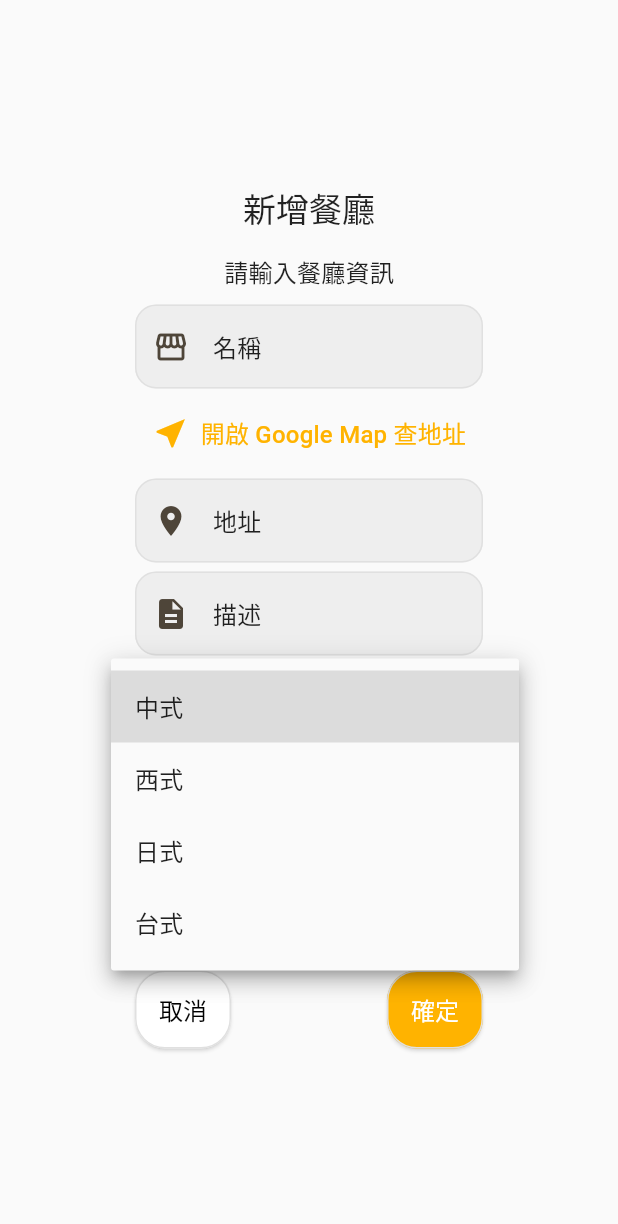
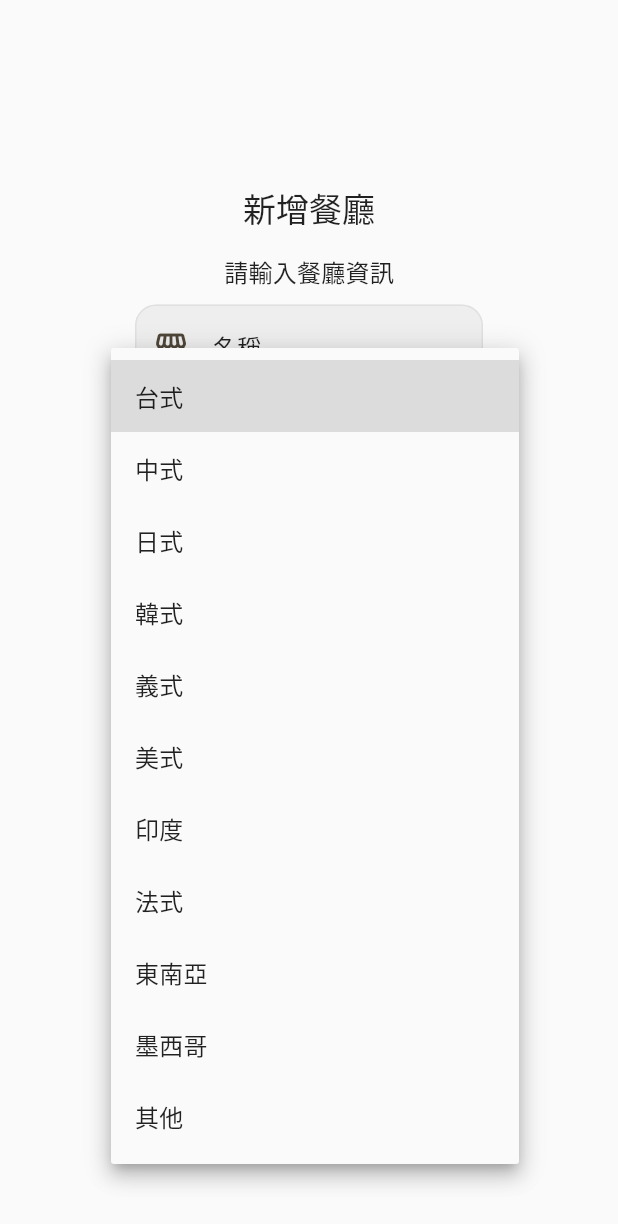
Before and after one commit to JeepWay/what-for-meal, a Flutter app: the AddRestaurantDialog widget shown alone on an empty page, opened directly with empty values, after a tap on "類型", on a phone screen of 412 x 824 dp. Shown: the top 1224 px of the screen. Run offline on Flutter 3.47's test engine with Material 3 defaults, Android fonts, the light colour scheme and no system bars; our stand-ins replace cloud_firestore, firebase_auth, firebase_core, geocoding, geolocator, go_router and 2 more; missing offline and left inert: dart_geohash; accounts and stored records are empty; generated files the repository leaves out were written again.

Commit message:
feat: 新增餐廳類型跟價格選項
把餐廳類型跟價格選項額外包裝成物件，方便呼叫和重用。

```diff
--- a/lib/widgets/dialog.dart
+++ b/lib/widgets/dialog.dart
@@ -2,6 +2,7 @@ import 'package:flutter/material.dart';
 import 'package:url_launcher/url_launcher.dart';
 
 import '../widgets/widgets.dart';
+import '../widgets/menu.dart';
 import '../firebase/firebase_service.dart';
 import '../firebase/model.dart';
 import '../utils/geolocation_utils.dart';
@@ -433,12 +434,7 @@ class _AddRestaurantDialogState extends State<AddRestaurantDialog> {
                       labelStyle: theme.textTheme.titleMedium,
                       prefixIcon: const Icon(Icons.restaurant_menu),
                     ),
-                    items: const [
-                      DropdownMenuItem(value: '中式', child: Text('中式')),
-                      DropdownMenuItem(value: '西式', child: Text('西式')),
-                      DropdownMenuItem(value: '日式', child: Text('日式')),
-                      DropdownMenuItem(value: '台式', child: Text('台式')),
-                    ],
+                    items: typeDropdownMenu,
                     onChanged: (value) {
                       setState(() {
                         _selectedType = value;
@@ -460,12 +456,7 @@ class _AddRestaurantDialogState extends State<AddRestaurantDialog> {
                       labelStyle: theme.textTheme.titleMedium,
                       prefixIcon: const Icon(Icons.attach_money),
                     ),
-                    items: const [
-                      DropdownMenuItem(value: '1-99', child: Text('1-99')),
-                      DropdownMenuItem(value: '100-199', child: Text('100-199')),
-                      DropdownMenuItem(value: '200-299', child: Text('200-299')),
-                      DropdownMenuItem(value: '300以上', child: Text('300以上')),
-                    ],
+                    items: priceDropdownMenu,
                     onChanged: (value) {
                       setState(() {
                         _selectedPrice = value;
@@ -1088,12 +1079,7 @@ class _EditRestaurantDialogState extends State<EditRestaurantDialog> {
                       labelStyle: theme.textTheme.titleMedium,
                       prefixIcon: const Icon(Icons.restaurant_menu),
                     ),
-                    items: const [
-                      DropdownMenuItem(value: '中式', child: Text('中式')),
-                      DropdownMenuItem(value: '西式', child: Text('西式')),
-                      DropdownMenuItem(value: '日式', child: Text('日式')),
-                      DropdownMenuItem(value: '台式', child: Text('台式')),
-                    ],
+                    items: typeDropdownMenu,
                     onChanged: (value) {
                       setState(() {
                         _selectedType = value;
@@ -1115,12 +1101,7 @@ class _EditRestaurantDialogState extends State<EditRestaurantDialog> {
                       labelStyle: theme.textTheme.titleMedium,
                       prefixIcon: const Icon(Icons.attach_money),
                     ),
-                    items: const [
-                      DropdownMenuItem(value: '1-99', child: Text('1-99')),
-                      DropdownMenuItem(value: '100-199', child: Text('100-199')),
-                      DropdownMenuItem(value: '200-299', child: Text('200-299')),
-                      DropdownMenuItem(value: '300以上', child: Text('300以上')),
-                    ],
+                    items: priceDropdownMenu,
                     onChanged: (value) {
                       setState(() {
                         _selectedPrice = value;
--- /dev/null
+++ b/lib/widgets/menu.dart
@@ -0,0 +1,25 @@
+import 'package:flutter/material.dart';
+
+final typeDropdownMenu = const [
+  DropdownMenuItem(value: '台式', child: Text('台式')),
+  DropdownMenuItem(value: '中式', child: Text('中式')),
+  DropdownMenuItem(value: '日式', child: Text('日式')),
+  DropdownMenuItem(value: '韓式', child: Text('韓式')),
+  DropdownMenuItem(value: '義式', child: Text('義式')),
+  DropdownMenuItem(value: '美式', child: Text('美式')),
+  DropdownMenuItem(value: '印度', child: Text('印度')),
+  DropdownMenuItem(value: '法式', child: Text('法式')),
+  DropdownMenuItem(value: '東南亞', child: Text('東南亞')),
+  DropdownMenuItem(value: '墨西哥', child: Text('墨西哥')),
+  DropdownMenuItem(value: '其他', child: Text('其他')),
+];
+
+final priceDropdownMenu = const [
+  DropdownMenuItem(value: '1-99', child: Text('1-99')),
+  DropdownMenuItem(value: '100-199', child: Text('100-199')),
+  DropdownMenuItem(value: '200-299', child: Text('200-299')),
+  DropdownMenuItem(value: '300-499', child: Text('300-499')),
+  DropdownMenuItem(value: '500-699', child: Text('500-699')),
+  DropdownMenuItem(value: '700-999', child: Text('700-999')),
+  DropdownMenuItem(value: '1000以上', child: Text('1000以上')),
+];
```
